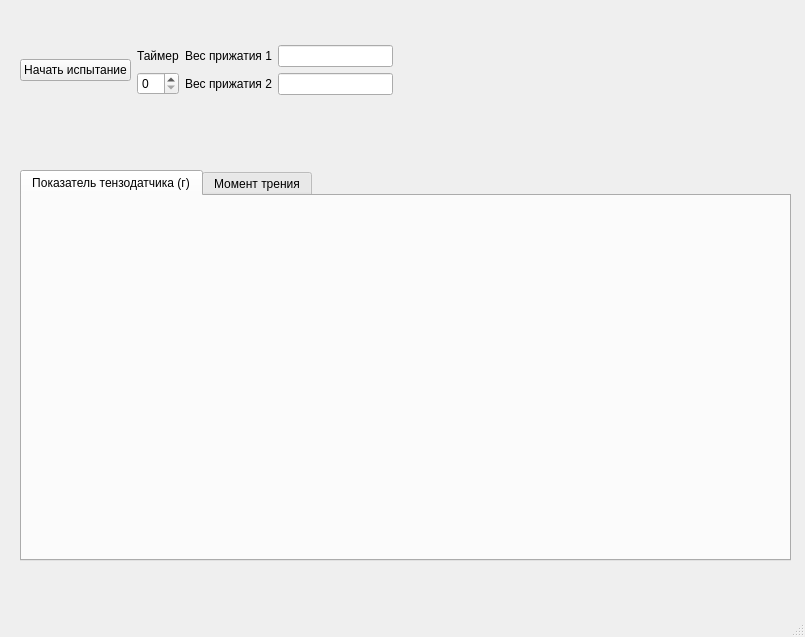
1Aboka1/tribometer-arduino, file design.ui: the form before one commit.
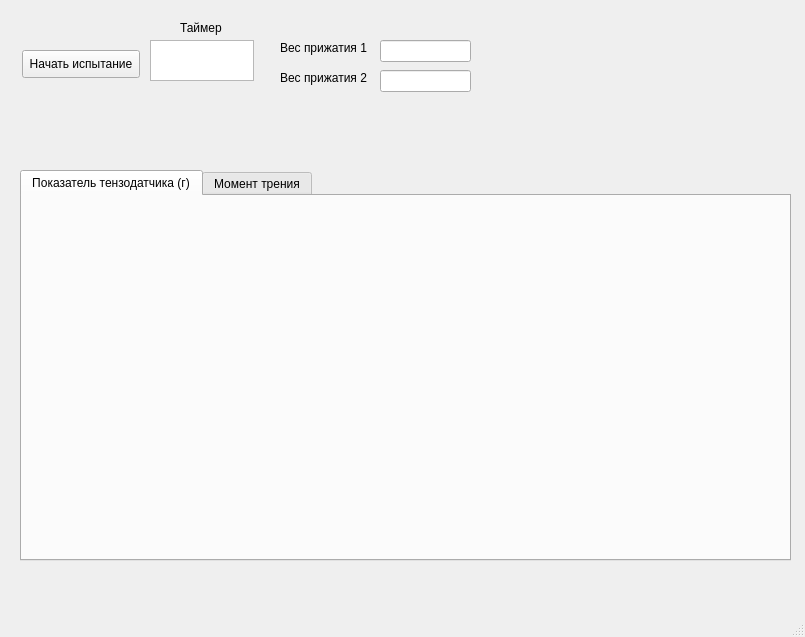
The form after the commit.

Commit message: timer tweaks; comments

Diff of the .ui file:
```diff
--- a/design.ui
+++ b/design.ui
@@ -52,62 +52,100 @@
      </attribute>
     </widget>
    </widget>
-   <widget class="QWidget" name="">
+   <widget class="QTextEdit" name="timerInput">
     <property name="geometry">
      <rect>
-      <x>20</x>
+      <x>150</x>
       <y>40</y>
-      <width>373</width>
-      <height>60</height>
+      <width>104</width>
+      <height>41</height>
      </rect>
     </property>
-    <layout class="QGridLayout" name="gridLayout_3">
-     <item row="0" column="0">
-      <layout class="QGridLayout" name="gridLayout_2">
-       <item row="0" column="1">
+    <property name="layoutDirection">
+     <enum>Qt::LeftToRight</enum>
+    </property>
+    <property name="html">
+     <string>&lt;!DOCTYPE HTML PUBLIC &quot;-//W3C//DTD HTML 4.0//EN&quot; &quot;http://www.w3.org/TR/REC-html40/strict.dtd&quot;&gt;
+&lt;html&gt;&lt;head&gt;&lt;meta name=&quot;qrichtext&quot; content=&quot;1&quot; /&gt;&lt;style type=&quot;text/css&quot;&gt;
+p, li { white-space: pre-wrap; }
+&lt;/style&gt;&lt;/head&gt;&lt;body style=&quot; font-family:'MS Shell Dlg 2'; font-size:7.8pt; font-weight:400; font-style:normal;&quot;&gt;
+&lt;p align=&quot;center&quot; style=&quot;-qt-paragraph-type:empty; margin-top:0px; margin-bottom:0px; margin-left:0px; margin-right:0px; -qt-block-indent:0; text-indent:0px;&quot;&gt;&lt;br /&gt;&lt;/p&gt;&lt;/body&gt;&lt;/html&gt;</string>
+    </property>
+    <property name="placeholderText">
+     <string/>
+    </property>
+   </widget>
         <widget class="QLabel" name="label_2">
+    <property name="geometry">
+     <rect>
+      <x>180</x>
+      <y>20</y>
+      <width>44</width>
+      <height>16</height>
+     </rect>
+    </property>
          <property name="text">
           <string>Таймер</string>
          </property>
         </widget>
-       </item>
-       <item row="1" column="1">
-        <widget class="QSpinBox" name="spinBox"/>
-       </item>
-       <item row="0" column="0" rowspan="2">
         <widget class="QPushButton" name="pushButton">
+    <property name="geometry">
+     <rect>
+      <x>22</x>
+      <y>50</y>
+      <width>118</width>
+      <height>28</height>
+     </rect>
+    </property>
          <property name="text">
           <string>Начать испытание</string>
          </property>
         </widget>
-       </item>
-      </layout>
-     </item>
-     <item row="0" column="1">
-      <layout class="QGridLayout" name="gridLayout">
-       <item row="0" column="0">
-        <widget class="QLabel" name="label">
-         <property name="text">
-          <string>Вес прижатия 1</string>
-         </property>
-        </widget>
-       </item>
-       <item row="0" column="1">
-        <widget class="QLineEdit" name="lineEdit"/>
-       </item>
-       <item row="1" column="0">
+   <widget class="QLineEdit" name="lineEdit">
+    <property name="geometry">
+     <rect>
+      <x>380</x>
+      <y>40</y>
+      <width>91</width>
+      <height>22</height>
+     </rect>
+    </property>
+   </widget>
         <widget class="QLabel" name="label_3">
+    <property name="geometry">
+     <rect>
+      <x>280</x>
+      <y>70</y>
+      <width>93</width>
+      <height>16</height>
+     </rect>
+    </property>
          <property name="text">
           <string>Вес прижатия 2</string>
          </property>
         </widget>
-       </item>
-       <item row="1" column="1">
-        <widget class="QLineEdit" name="lineEdit_2"/>
-       </item>
-      </layout>
-     </item>
-    </layout>
+   <widget class="QLabel" name="label">
+    <property name="geometry">
+     <rect>
+      <x>280</x>
+      <y>40</y>
+      <width>93</width>
+      <height>16</height>
+     </rect>
+    </property>
+    <property name="text">
+     <string>Вес прижатия 1</string>
+    </property>
+   </widget>
+   <widget class="QLineEdit" name="lineEdit_2">
+    <property name="geometry">
+     <rect>
+      <x>380</x>
+      <y>70</y>
+      <width>91</width>
+      <height>22</height>
+     </rect>
+    </property>
    </widget>
   </widget>
   <widget class="QMenuBar" name="menubar">
```
Left out of the diff: 2 changed lines with no effect on the pictures. Lines whose indentation alone changed are shown as unchanged. The commit also changes 5 other files.
